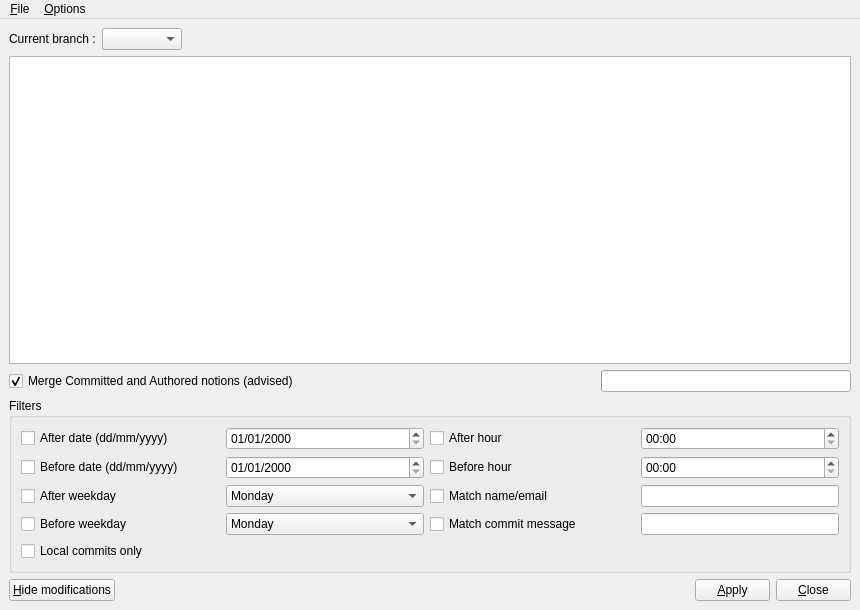
mike-perdide/gitbuster, file qGitFilterBranch/main_window.ui: the form before one commit.
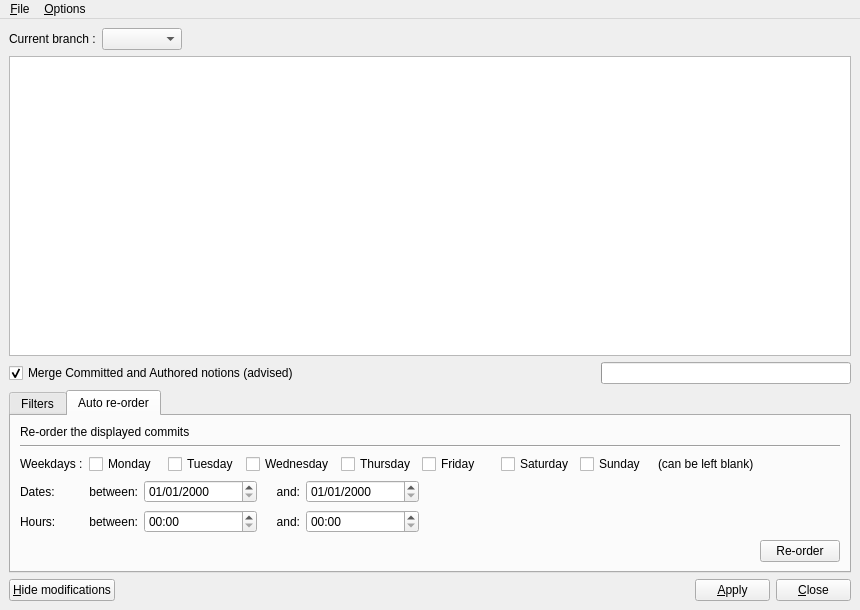
The form after the commit.

Commit message: Adding widgets for the re-order feature.

The edit to the form file:
```diff
--- a/qGitFilterBranch/main_window.ui
+++ b/qGitFilterBranch/main_window.ui
@@ -14,7 +14,13 @@
    <string>qGitFilterBranch</string>
   </property>
   <widget class="QWidget" name="centralwidget">
-   <layout class="QGridLayout" name="gridLayout">
+   <property name="sizePolicy">
+    <sizepolicy hsizetype="Fixed" vsizetype="Preferred">
+     <horstretch>0</horstretch>
+     <verstretch>0</verstretch>
+    </sizepolicy>
+   </property>
+   <layout class="QGridLayout" name="gridLayout" rowstretch="0,0,3,0,0,0,0,0,0">
     <item row="0" column="0" colspan="3">
      <layout class="QGridLayout" name="checkboxLayout"/>
     </item>
@@ -77,7 +83,7 @@
       </item>
      </layout>
     </item>
-    <item row="9" column="0" colspan="3">
+    <item row="8" column="0" colspan="3">
      <layout class="QGridLayout" name="gridLayout_3">
       <item row="0" column="2">
        <widget class="QPushButton" name="applyButton">
@@ -142,11 +148,55 @@
       </item>
      </layout>
     </item>
+    <item row="1" column="0" colspan="2">
+     <layout class="QGridLayout" name="gridLayout_5" columnstretch="0,1">
+      <item row="0" column="0">
+       <widget class="QLabel" name="currentBranchLabel">
+        <property name="text">
+         <string>Current branch :</string>
+        </property>
+       </widget>
+      </item>
+      <item row="0" column="1">
+       <widget class="QComboBox" name="currentBranchComboBox">
+        <property name="minimumSize">
+         <size>
+          <width>80</width>
+          <height>0</height>
+         </size>
+        </property>
+        <property name="maximumSize">
+         <size>
+          <width>160</width>
+          <height>16777215</height>
+         </size>
+        </property>
+       </widget>
+      </item>
+     </layout>
+    </item>
+    <item row="1" column="2">
+     <spacer name="horizontalSpacer_5">
+      <property name="orientation">
+       <enum>Qt::Horizontal</enum>
+      </property>
+      <property name="sizeHint" stdset="0">
+       <size>
+        <width>20</width>
+        <height>20</height>
+       </size>
+      </property>
+     </spacer>
+    </item>
     <item row="5" column="0" colspan="3">
-     <widget class="QGroupBox" name="groupBox">
-      <property name="title">
+     <widget class="QTabWidget" name="tabWidget">
+      <property name="currentIndex">
+       <number>1</number>
+      </property>
+      <widget class="QWidget" name="tab">
+       <attribute name="title">
        <string>Filters</string>
-      </property>
+       </attribute>
       <layout class="QGridLayout" name="gridLayout_4">
        <item row="0" column="0">
         <layout class="QGridLayout" name="filtersLayout" columnstretch="1,1,1,0,1">
@@ -329,46 +379,209 @@
        </item>
       </layout>
      </widget>
-    </item>
-    <item row="1" column="0" colspan="2">
-     <layout class="QGridLayout" name="gridLayout_5" columnstretch="0,1,1">
+      <widget class="QWidget" name="tab_2">
+       <attribute name="title">
+        <string>Auto re-order</string>
+       </attribute>
+       <layout class="QGridLayout" name="gridLayout_10">
+        <item row="0" column="0">
+         <layout class="QGridLayout" name="gridLayout_6">
+          <item row="0" column="0" colspan="2">
+           <widget class="QLabel" name="reOrderLabel">
+            <property name="text">
+             <string>Re-order the displayed commits </string>
+            </property>
+           </widget>
+          </item>
+          <item row="3" column="1">
+           <layout class="QGridLayout" name="gridLayout_8" columnstretch="1,3,1,3">
       <item row="0" column="0">
-       <widget class="QLabel" name="currentBranchLabel">
+             <widget class="QLabel" name="betweenDatesLabel">
         <property name="text">
-         <string>Current branch :</string>
+               <string>between:</string>
+              </property>
+              <property name="alignment">
+               <set>Qt::AlignRight|Qt::AlignTrailing|Qt::AlignVCenter</set>
         </property>
        </widget>
       </item>
       <item row="0" column="1">
-       <widget class="QComboBox" name="currentBranchComboBox">
-        <property name="minimumSize">
-         <size>
-          <width>80</width>
-          <height>0</height>
-         </size>
-        </property>
-        <property name="maximumSize">
-         <size>
-          <width>160</width>
-          <height>16777215</height>
-         </size>
+             <widget class="QDateEdit" name="reOrderMinDateEdit">
+              <property name="displayFormat">
+               <string>dd/MM/yyyy</string>
+              </property>
+             </widget>
+            </item>
+            <item row="0" column="2">
+             <widget class="QLabel" name="andDatesLabel">
+              <property name="text">
+               <string>and:</string>
+              </property>
+              <property name="alignment">
+               <set>Qt::AlignRight|Qt::AlignTrailing|Qt::AlignVCenter</set>
+              </property>
+             </widget>
+            </item>
+            <item row="0" column="3">
+             <widget class="QDateEdit" name="reOrderMaxDateEdit">
+              <property name="displayFormat">
+               <string>dd/MM/yyyy</string>
         </property>
        </widget>
       </item>
      </layout>
     </item>
-    <item row="1" column="2">
-     <spacer name="horizontalSpacer_5">
+          <item row="3" column="0">
+           <widget class="QLabel" name="reOrderDatesLabel">
+            <property name="text">
+             <string>Dates:</string>
+            </property>
+           </widget>
+          </item>
+          <item row="3" column="2" rowspan="3">
+           <spacer name="horizontalSpacer_2">
       <property name="orientation">
        <enum>Qt::Horizontal</enum>
       </property>
       <property name="sizeHint" stdset="0">
        <size>
-        <width>20</width>
+              <width>40</width>
         <height>20</height>
        </size>
       </property>
      </spacer>
+          </item>
+          <item row="6" column="3">
+           <widget class="QPushButton" name="reOrderPushButton">
+            <property name="text">
+             <string>Re-order</string>
+            </property>
+           </widget>
+          </item>
+          <item row="4" column="1" rowspan="2">
+           <layout class="QGridLayout" name="gridLayout_9" columnstretch="1,3,1,3">
+            <item row="0" column="0">
+             <widget class="QLabel" name="betweenHoursLabel">
+              <property name="text">
+               <string>between:</string>
+              </property>
+              <property name="alignment">
+               <set>Qt::AlignRight|Qt::AlignTrailing|Qt::AlignVCenter</set>
+              </property>
+             </widget>
+            </item>
+            <item row="0" column="1">
+             <widget class="QTimeEdit" name="reOrderMinTimeEdit">
+              <property name="displayFormat">
+               <string>hh:mm</string>
+              </property>
+             </widget>
+            </item>
+            <item row="0" column="2">
+             <widget class="QLabel" name="andHoursLabel">
+              <property name="text">
+               <string>and:</string>
+              </property>
+              <property name="alignment">
+               <set>Qt::AlignRight|Qt::AlignTrailing|Qt::AlignVCenter</set>
+              </property>
+             </widget>
+            </item>
+            <item row="0" column="3">
+             <widget class="QTimeEdit" name="reOrderMaxTimeEdit">
+              <property name="displayFormat">
+               <string>hh:mm</string>
+              </property>
+             </widget>
+            </item>
+           </layout>
+          </item>
+          <item row="4" column="0" rowspan="2">
+           <widget class="QLabel" name="reOrderHoursLabel">
+            <property name="text">
+             <string>Hours:</string>
+            </property>
+           </widget>
+          </item>
+          <item row="2" column="0">
+           <widget class="QLabel" name="reOrderWeekdaysLabel">
+            <property name="text">
+             <string>Weekdays :</string>
+            </property>
+           </widget>
+          </item>
+          <item row="2" column="1" colspan="2">
+           <layout class="QGridLayout" name="gridLayout_7">
+            <item row="0" column="0">
+             <widget class="QCheckBox" name="reOrderWeekdayMondayCheckBox">
+              <property name="text">
+               <string>Monday</string>
+              </property>
+             </widget>
+            </item>
+            <item row="0" column="1">
+             <widget class="QCheckBox" name="reOrderWeekdayTuesdayCheckBox">
+              <property name="text">
+               <string>Tuesday</string>
+              </property>
+             </widget>
+            </item>
+            <item row="0" column="2">
+             <widget class="QCheckBox" name="reOrderWeekdayWednesdayCheckBox">
+              <property name="text">
+               <string>Wednesday</string>
+              </property>
+             </widget>
+            </item>
+            <item row="0" column="3">
+             <widget class="QCheckBox" name="reOrderWeekdayThursdayCheckBox">
+              <property name="text">
+               <string>Thursday</string>
+              </property>
+             </widget>
+            </item>
+            <item row="0" column="4">
+             <widget class="QCheckBox" name="reOrderWeekdayFridayCheckBox">
+              <property name="text">
+               <string>Friday</string>
+              </property>
+             </widget>
+            </item>
+            <item row="0" column="5">
+             <widget class="QCheckBox" name="reOrderWeekdaySaturdayCheckBox">
+              <property name="text">
+               <string>Saturday</string>
+              </property>
+             </widget>
+            </item>
+            <item row="0" column="6">
+             <widget class="QCheckBox" name="reOrderWeekdaySundayCheckBox">
+              <property name="text">
+               <string>Sunday</string>
+              </property>
+             </widget>
+            </item>
+            <item row="0" column="7">
+             <widget class="QLabel" name="label_5">
+              <property name="text">
+               <string>(can be left blank)</string>
+              </property>
+             </widget>
+            </item>
+           </layout>
+          </item>
+          <item row="1" column="0" colspan="4">
+           <widget class="Line" name="line">
+            <property name="orientation">
+             <enum>Qt::Horizontal</enum>
+            </property>
+           </widget>
+          </item>
+         </layout>
+        </item>
+       </layout>
+      </widget>
+     </widget>
     </item>
    </layout>
   </widget>
@@ -377,7 +590,7 @@
     <rect>
      <x>0</x>
      <y>0</y>
-     <width>860</width>
+     <width>912</width>
      <height>23</height>
     </rect>
    </property>
```
Left out of the diff: 40 changed lines with no effect on the pictures. Lines whose indentation alone changed are shown as unchanged.
